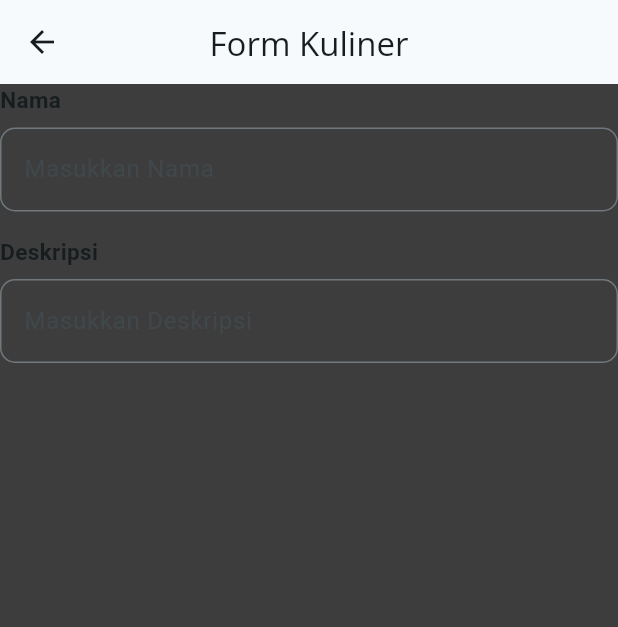
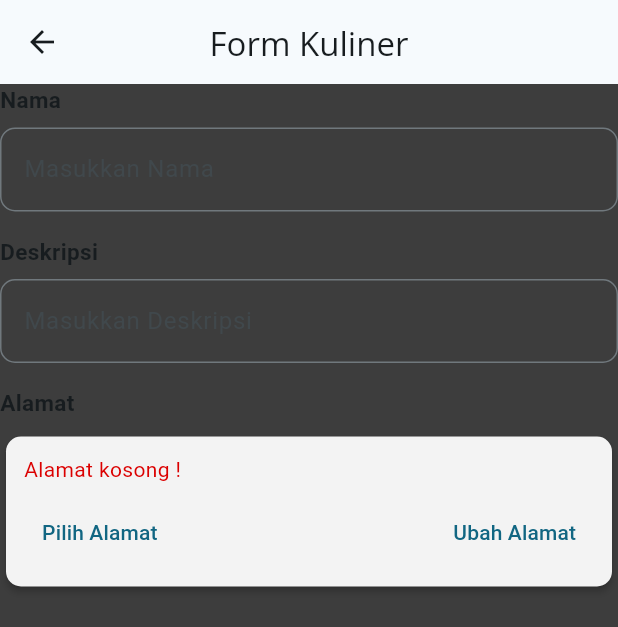
Before and after one commit to Aldayanday1/150_Exercise2_PAML, a Flutter app: the FormKuliner screen opened directly, on a phone screen of 412 x 824 dp. Shown: the top 627 px of the screen. Run offline on Flutter 3.47's test engine with Material 3 defaults, Android fonts, the phone set to English and light mode, and no system bars; our stand-ins replace google_fonts, image_picker; network calls fail.

```diff
--- a/lib/views/registrasi_screen.dart
+++ b/lib/views/registrasi_screen.dart
@@ -3,6 +3,7 @@ import 'dart:io';
 import 'package:flutter/material.dart';
 import 'package:image_picker/image_picker.dart';
 import 'package:google_fonts/google_fonts.dart';
+import 'package:kulinerjogja/views/map_screen.dart';
 
 class FormKuliner extends StatefulWidget {
   const FormKuliner({super.key});
@@ -87,6 +88,79 @@ class _FormKulinerState extends State<FormKuliner> {
             controller: _deskripsi,
             validator: _validateText,
           ),
+          SizedBox(height: 16),
+          Text(
+            "Alamat",
+            style: TextStyle(
+              fontSize: 15,
+              fontWeight: FontWeight.bold,
+            ),
+          ),
+          SizedBox(height: 8),
+          Card(
+            elevation: 2,
+            shape: RoundedRectangleBorder(
+              borderRadius: BorderRadius.circular(10),
+            ),
+            color: Color.fromARGB(255, 243, 243, 243),
+            child: Padding(
+              padding: const EdgeInsets.all(12), // Reduced padding here
+              child: Column(
+                crossAxisAlignment: CrossAxisAlignment.start,
+                children: [
+                  _alamat == null
+                      ? Text(
+                          'Alamat kosong !',
+                          style: TextStyle(
+                            color: Color.fromARGB(255, 219, 0, 0),
+                          ),
+                        )
+                      : Text(_alamat!),
+                  SizedBox(height: 8),
+                  Row(
+                    mainAxisAlignment: MainAxisAlignment.spaceBetween,
+                    children: [
+                      TextButton(
+                        onPressed: () async {
+                          Navigator.push(
+                            context,
+                            MaterialPageRoute(
+                              builder: (context) => MapScreen(
+                                onLocationSelected: (selectedAddress) {
+                                  setState(() {
+                                    _alamat = selectedAddress;
+                                  });
+                                },
+                              ),
+                            ),
+                          );
+                        },
+                        child: Text('Pilih Alamat'),
+                      ),
+                      TextButton(
+                        onPressed: () async {
+                          Navigator.push(
+                            context,
+                            MaterialPageRoute(
+                              builder: (context) => MapScreen(
+                                onLocationSelected: (selectedAddress) {
+                                  setState(() {
+                                    _alamat = selectedAddress;
+                                  });
+                                },
+                              ),
+                            ),
+                          );
+                          setState(() {});
+                        },
+                        child: Text('Ubah Alamat'),
+                      ),
+                    ],
+                  ),
+                ],
+              ),
+            ),
+          ),
         ],
       ),
     );
```
Also changed, not shown: lib/views/map_screen.dart (added, +19 -0 lines).
